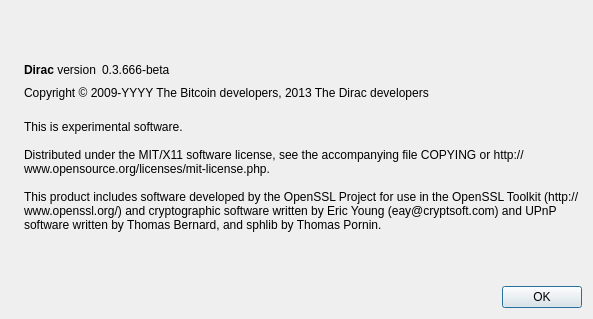
Above: src/qt/forms/aboutdialog.ui from bryceweiner/Dirac before the change. Below: the same form after it.
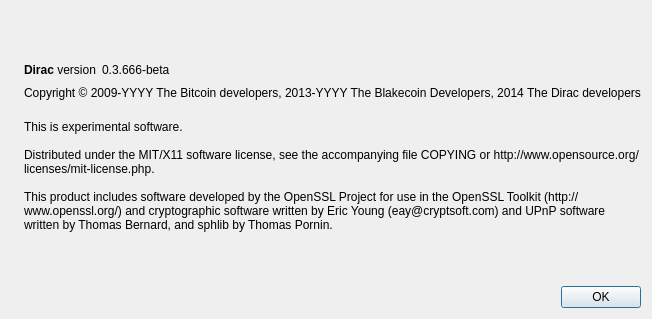
That is the form after the change. Icons and pictures are not drawn.

Patch:
```diff
--- a/src/qt/forms/aboutdialog.ui
+++ b/src/qt/forms/aboutdialog.ui
@@ -91,7 +91,7 @@
         <cursorShape>IBeamCursor</cursorShape>
        </property>
        <property name="text">
-        <string notr="true">Copyright &amp;copy; 2009-YYYY The Bitcoin developers, 2013 The Dirac developers</string>
+        <string notr="true">Copyright &amp;copy; 2009-YYYY The Bitcoin developers, 2013-YYYY The Blakecoin Developers, 2014 The Dirac developers</string>
        </property>
        <property name="textFormat">
         <enum>Qt::RichText</enum>
```
